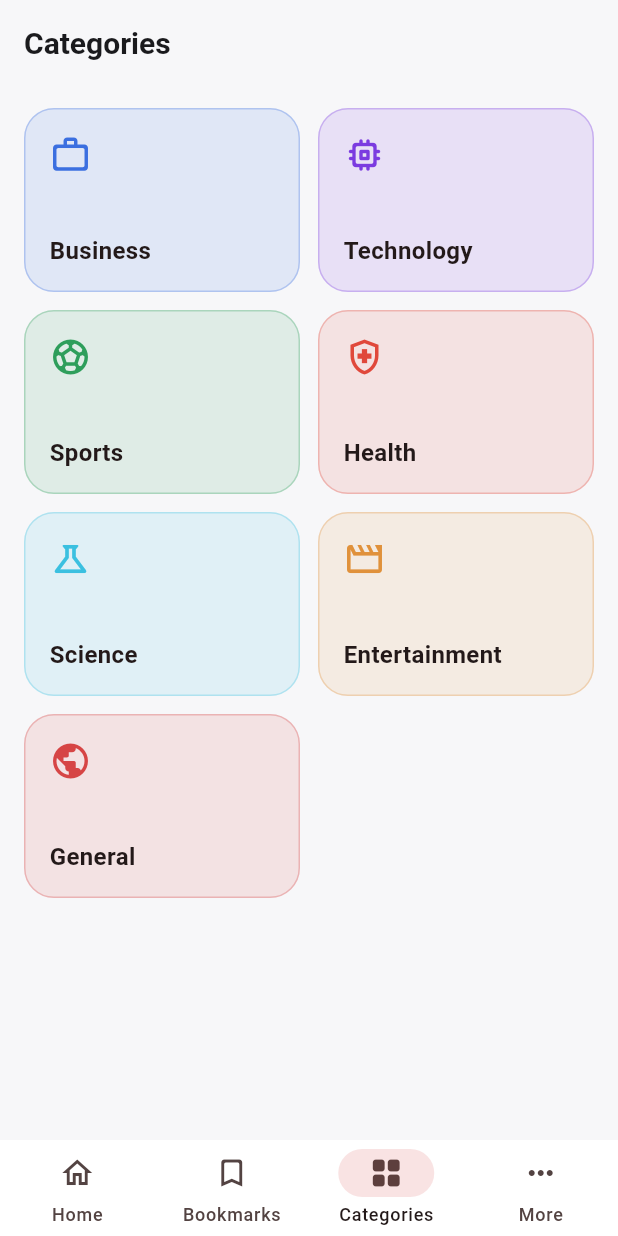
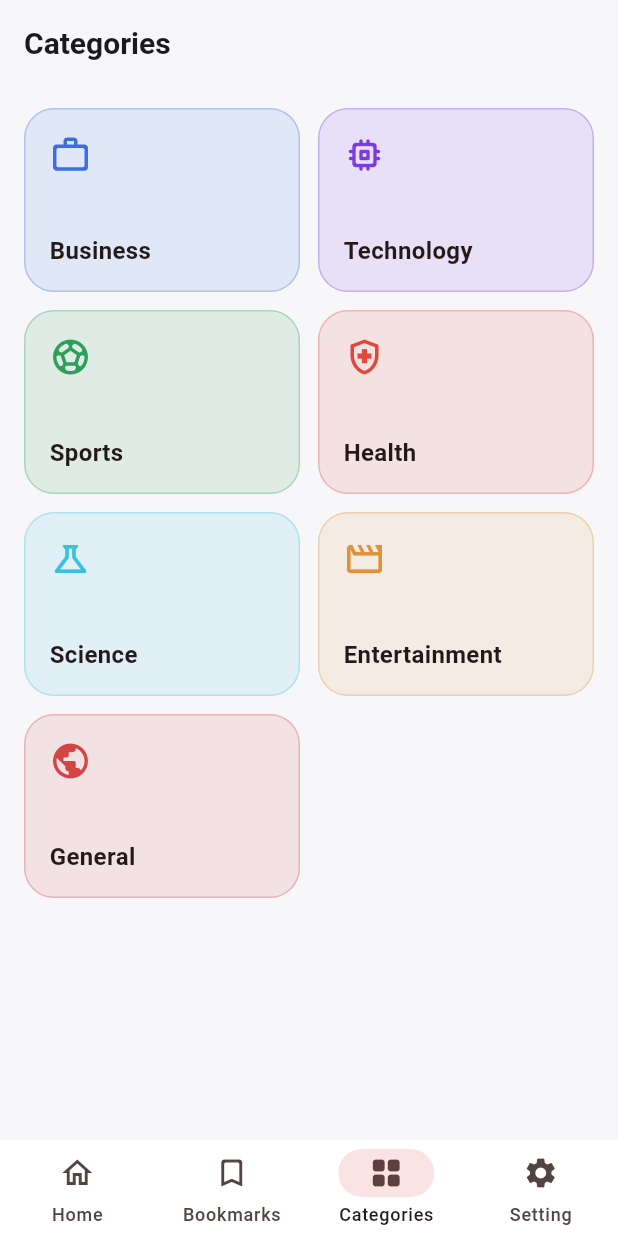
Before and after one commit to mhasancse15/NewsApp-Flutter, a Flutter app: the screen it shows after launch, item 3 of the bottom bar chosen, on a phone screen of 412 x 824 dp. Run offline on Flutter 3.47's test engine with Material 3 defaults, Android fonts, the phone set to English and light mode, and no system bars; our stand-ins replace cached_network_image, connectivity_plus, dio, equatable, flutter_riverpod, fpdart and 5 more; accounts and stored records are empty; network calls fail.

Commit message:
setting icon change

```diff
--- a/lib/core/router/app_router.dart
+++ b/lib/core/router/app_router.dart
@@ -53,7 +53,7 @@ final GoRouter appRouter = GoRouter(
         StatefulShellBranch(
           routes: [
             GoRoute(
-              path: '/more',
+              path: '/setting',
               builder: (context, state) => const MorePage(),
             ),
           ],
--- a/lib/core/widgets/scaffold_with_nav_bar.dart
+++ b/lib/core/widgets/scaffold_with_nav_bar.dart
@@ -38,9 +38,9 @@ class ScaffoldWithNavBar extends StatelessWidget {
             label: 'Categories',
           ),
           NavigationDestination(
-            icon: Icon(Icons.more_horiz_rounded),
-            selectedIcon: Icon(Icons.more_horiz_rounded),
-            label: 'More',
+            icon: Icon(Icons.settings),
+            selectedIcon: Icon(Icons.settings),
+            label: 'Setting',
           ),
         ],
       ),
```
